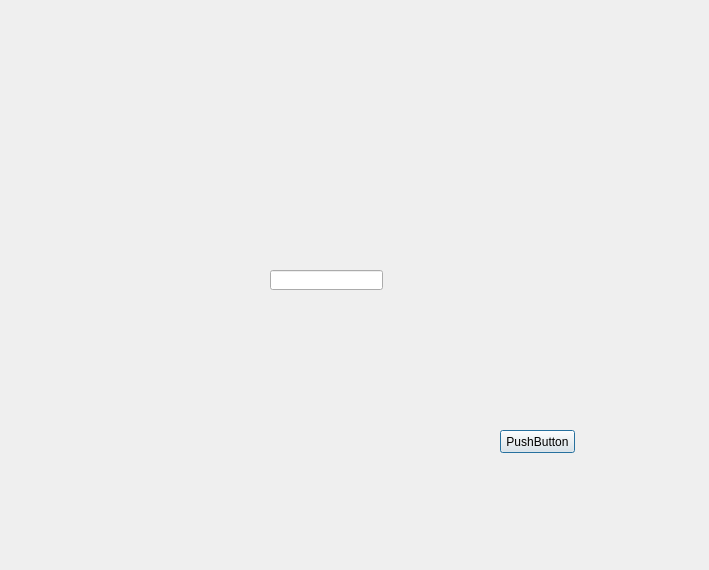
Above: Project/Jigsaw/success.ui from wolf-bolin/Jigsaw before the change. Below: the same form after it.
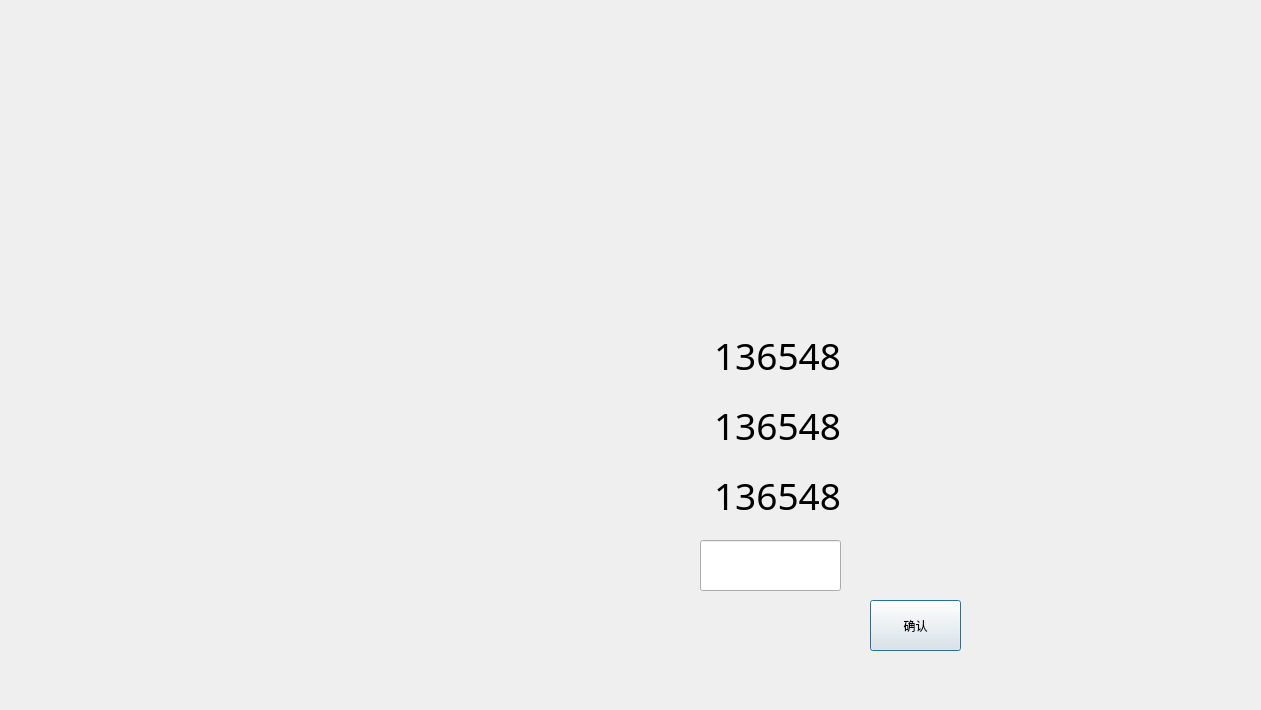
That is the form after the change.

The edit to the form file:
```diff
--- a/Project/Jigsaw/success.ui
+++ b/Project/Jigsaw/success.ui
@@ -6,8 +6,8 @@
    <rect>
     <x>0</x>
     <y>0</y>
-    <width>709</width>
-    <height>570</height>
+    <width>1261</width>
+    <height>710</height>
    </rect>
   </property>
   <property name="windowTitle">
@@ -16,24 +16,102 @@
   <widget class="QLineEdit" name="userNameEdit">
    <property name="geometry">
     <rect>
-     <x>270</x>
-     <y>270</y>
-     <width>113</width>
-     <height>20</height>
+     <x>700</x>
+     <y>540</y>
+     <width>141</width>
+     <height>51</height>
     </rect>
    </property>
+   <property name="font">
+    <font>
+     <family>微软雅黑</family>
+     <pointsize>26</pointsize>
+    </font>
+   </property>
+   <property name="maxLength">
+    <number>15</number>
+   </property>
+   <property name="alignment">
+    <set>Qt::AlignRight|Qt::AlignTrailing|Qt::AlignVCenter</set>
+   </property>
   </widget>
   <widget class="QPushButton" name="sureButton">
    <property name="geometry">
     <rect>
-     <x>500</x>
-     <y>430</y>
-     <width>75</width>
-     <height>23</height>
+     <x>870</x>
+     <y>600</y>
+     <width>91</width>
+     <height>51</height>
     </rect>
    </property>
    <property name="text">
-    <string>PushButton</string>
+    <string>确认</string>
+   </property>
+  </widget>
+  <widget class="QLabel" name="scoreLabel">
+   <property name="geometry">
+    <rect>
+     <x>600</x>
+     <y>330</y>
+     <width>241</width>
+     <height>51</height>
+    </rect>
+   </property>
+   <property name="font">
+    <font>
+     <family>微软雅黑</family>
+     <pointsize>28</pointsize>
+    </font>
+   </property>
+   <property name="text">
+    <string>136548</string>
+   </property>
+   <property name="alignment">
+    <set>Qt::AlignRight|Qt::AlignTrailing|Qt::AlignVCenter</set>
+   </property>
+  </widget>
+  <widget class="QLabel" name="stepLabel">
+   <property name="geometry">
+    <rect>
+     <x>600</x>
+     <y>400</y>
+     <width>241</width>
+     <height>51</height>
+    </rect>
+   </property>
+   <property name="font">
+    <font>
+     <family>微软雅黑</family>
+     <pointsize>28</pointsize>
+    </font>
+   </property>
+   <property name="text">
+    <string>136548</string>
+   </property>
+   <property name="alignment">
+    <set>Qt::AlignRight|Qt::AlignTrailing|Qt::AlignVCenter</set>
+   </property>
+  </widget>
+  <widget class="QLabel" name="timeLabel">
+   <property name="geometry">
+    <rect>
+     <x>600</x>
+     <y>470</y>
+     <width>241</width>
+     <height>51</height>
+    </rect>
+   </property>
+   <property name="font">
+    <font>
+     <family>微软雅黑</family>
+     <pointsize>28</pointsize>
+    </font>
+   </property>
+   <property name="text">
+    <string>136548</string>
+   </property>
+   <property name="alignment">
+    <set>Qt::AlignRight|Qt::AlignTrailing|Qt::AlignVCenter</set>
    </property>
   </widget>
  </widget>
```
